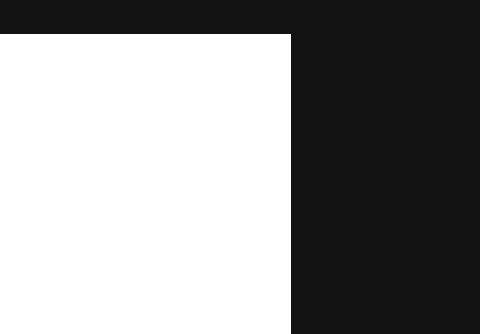
Old version of the form MainWindow.ui in the repository WilleGyr/Spotify_Wrapped; both pictures show x 800 to 1280 and y 0 to 334 of the 1280 by 720 pixel window.
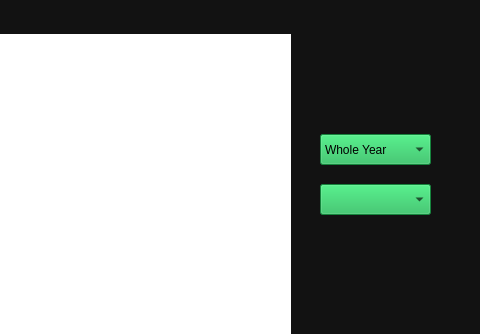
New version of the form. The open tabs and pages were chosen to show the change.

Commit message: Added filters for showing the right graph

What changed in the file:
```diff
--- a/MainWindow.ui
+++ b/MainWindow.ui
@@ -128,6 +128,37 @@
        <string/>
       </property>
      </widget>
+     <widget class="QComboBox" name="Vis_MonthDropDown">
+      <property name="geometry">
+       <rect>
+        <x>1120</x>
+        <y>100</y>
+        <width>111</width>
+        <height>31</height>
+       </rect>
+      </property>
+      <property name="styleSheet">
+       <string notr="true">background-color:#1DB954</string>
+      </property>
+      <item>
+       <property name="text">
+        <string>Whole Year</string>
+       </property>
+      </item>
+     </widget>
+     <widget class="QComboBox" name="Vis_TypeDropDown">
+      <property name="geometry">
+       <rect>
+        <x>1120</x>
+        <y>150</y>
+        <width>111</width>
+        <height>31</height>
+       </rect>
+      </property>
+      <property name="styleSheet">
+       <string notr="true">background-color:#1DB954</string>
+      </property>
+     </widget>
     </widget>
     <widget class="QWidget" name="tab_3">
      <attribute name="title">
```
Left out of the diff: 2 changed lines with no effect on the pictures. The commit also changes 2 other files.
